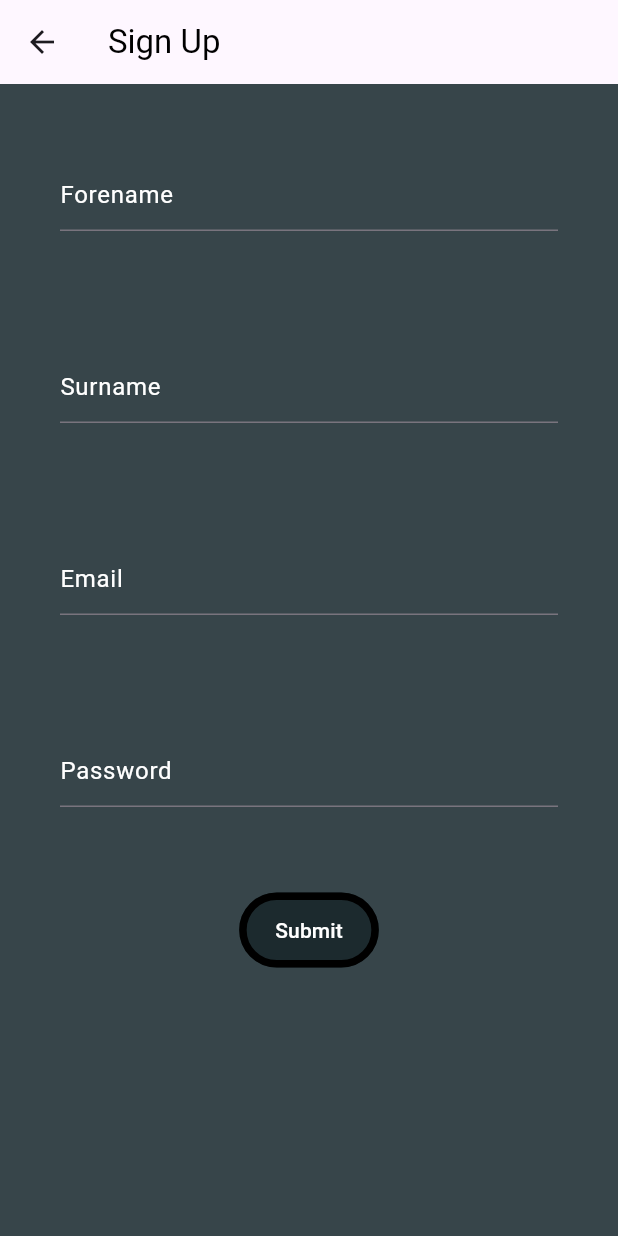
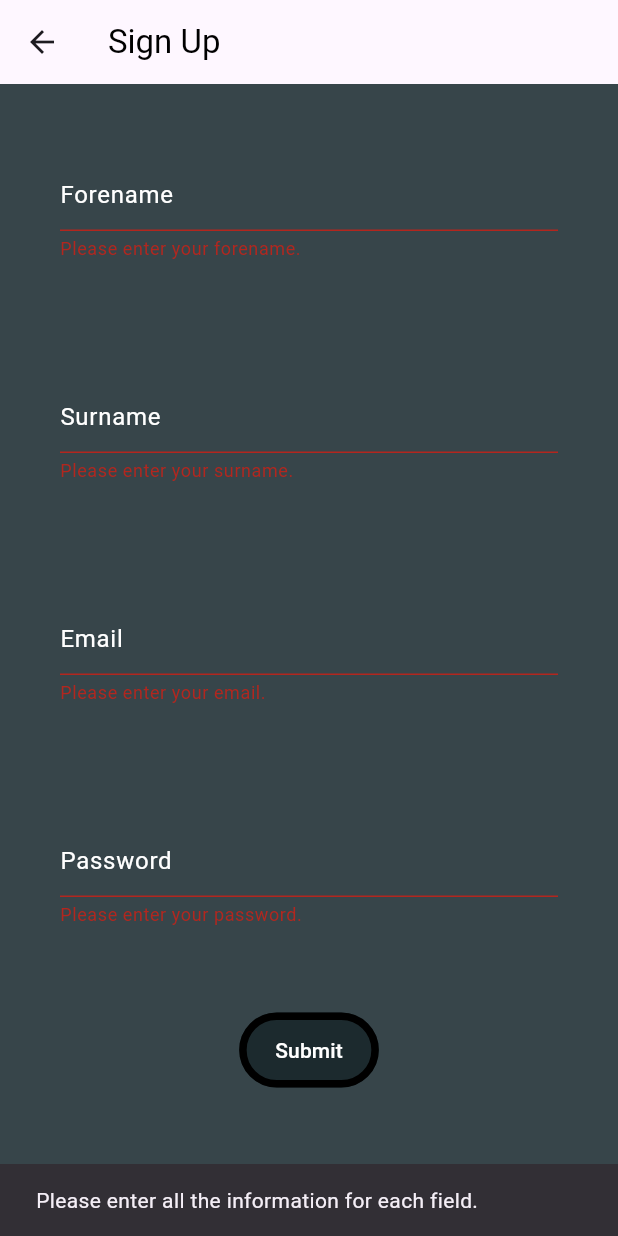
Before and after one commit to Biele10/Window-Cleaning-Mobile-App-Project, a Flutter app: the SignUp screen opened directly, after a tap on "Submit", on a phone screen of 412 x 824 dp. Run offline on Flutter 3.47's test engine with Material 3 defaults, Android fonts, the phone set to English and light mode, and no system bars; our stand-ins replace connectivity_plus, dio, flutter_secure_storage, internet_connection_checker_plus; accounts and stored records are empty.

Commit message:
added validation for sign up, however need to fix bug where server prevents user from signing up with in-use email, however flutter is not displaying the message pop up on screen for the user to tell them what is wrong.

```diff
--- a/lib/app_screens/signup.dart
+++ b/lib/app_screens/signup.dart
@@ -39,6 +39,12 @@ class _SignUpState extends State<SignUp> {
                 ),
                 child: TextFormField(
                   controller: _forenameController,
+                  validator: (value) {
+                    if (value == null || value.isEmpty) {
+                      return 'Please enter your forename.';
+                    }
+                    return null;
+                  },
                   style: TextStyle(color: Color(0xFFffffff)),
                   decoration: const InputDecoration(
                     hintText: 'Forename',
@@ -50,6 +56,12 @@ class _SignUpState extends State<SignUp> {
                 padding: EdgeInsets.all(40.0),
                 child: TextFormField(
                   controller: _surnameController,
+                  validator: (value) {
+                    if (value == null || value.isEmpty) {
+                      return 'Please enter your surname.';
+                    }
+                    return null;
+                  },
                   style: TextStyle(color: Color(0xFFffffff)),
                   decoration: const InputDecoration(
                     hintText: 'Surname',
@@ -61,6 +73,12 @@ class _SignUpState extends State<SignUp> {
                 padding: EdgeInsets.all(40.0),
                 child: TextFormField(
                   controller: _emailController,
+                  validator: (value) {
+                    if (value == null || value.isEmpty) {
+                      return 'Please enter your email.';
+                    }
+                    return null;
+                  },
                   style: TextStyle(color: Color(0xFFffffff)),
                   decoration: const InputDecoration(
                     hintText: 'Email',
@@ -72,6 +90,12 @@ class _SignUpState extends State<SignUp> {
                 padding: EdgeInsets.all(40.0),
                 child: TextFormField(
                   controller: _passwordController,
+                  validator: (value) {
+                    if (value == null || value.isEmpty) {
+                      return 'Please enter your password.';
+                    }
+                    return null;
+                  },
                   style: TextStyle(color: Color(0xFFffffff)),
                   decoration: const InputDecoration(
                     hintText: 'Password',
@@ -83,8 +107,24 @@ class _SignUpState extends State<SignUp> {
                 padding: EdgeInsets.all(17.0),
                 child: OutlinedButton(
                   onPressed: () {
-                    if (mounted) {
+                    if (!mounted) {
+                      print("ehrehrher");
                       // ensures that widget has loaded
+                      return;
+                    }
+
+                    final formValidate = _formKey.currentState!.validate();
+
+                    if (!formValidate) {
+                      ScaffoldMessenger.of(context).showSnackBar(
+                        const SnackBar(
+                          // small pop up at bottom of screen temporarily
+                          content: Text(
+                            'Please enter all the information for each field.',
+                          ),
+                        ),
+                      );
+                    } else {
                       createAlbum(
                         context, // passes through controllers and context
                         // for the current widget
```
